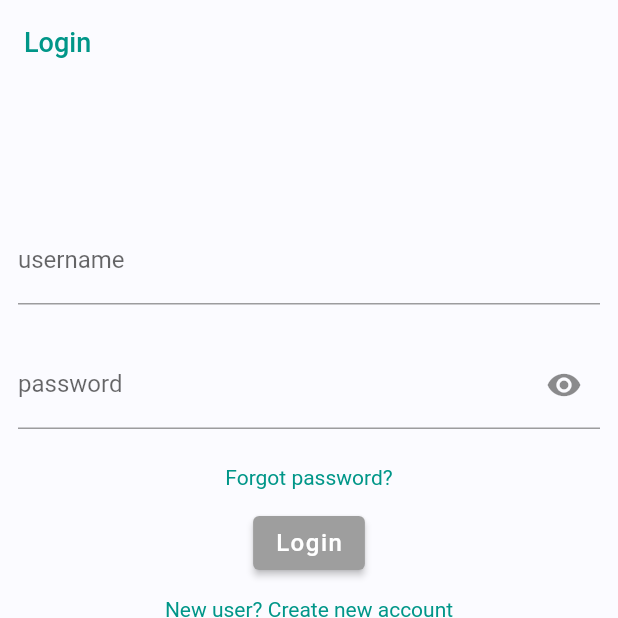
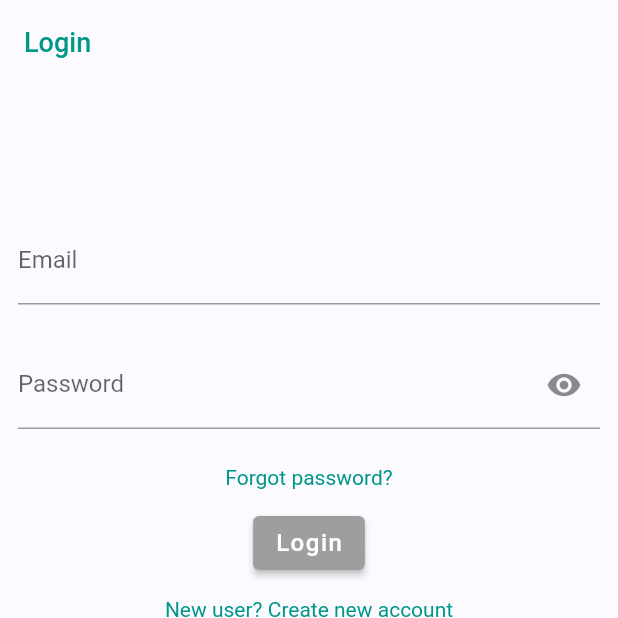
Before and after one commit to Fitcentive/flutter_app, a Flutter app: the screen it shows after launch, on a phone screen of 412 x 824 dp, the top half of it. Run offline on Flutter 3.47's test engine with Material 2 defaults, Android fonts, the phone set to English and light mode, and no system bars; our stand-ins replace badges, bloc, carousel_slider, device_info_plus, equatable, firebase_core and 19 more; missing offline and left inert: dart:html, flutter_app_badger, flutter_appauth, flutter_web_auth, gauges, image_picker_web; accounts and stored records are empty.

Commit message:
- Add T&C URL and change username to email in login page

```diff
--- a/lib/src/utils/constant_utils.dart
+++ b/lib/src/utils/constant_utils.dart
@@ -2,8 +2,8 @@ class ConstantUtils {
   static const String API_HOST_URL = "https://api.vid.app";
   static const String API_HOSTNAME = "api.vid.app";
 
-  static const String TERMS_AND_CONDITIONS_URL = "https://www.freeprivacypolicy.com/live/3271adda-a8ba-42dd-b593-42da288a6ba8";
-  static const String PRIVACY_POLICY_URL = "https://www.freeprivacypolicy.com/live/3271adda-a8ba-42dd-b593-42da288a6ba8";
+  static const String TERMS_AND_CONDITIONS_URL = "https://www.freeprivacypolicy.com/live/c9701c0e-9f64-4080-b73d-5594defd36f5";
+  static const String PRIVACY_POLICY_URL = "https://www.freeprivacypolicy.com/live/0b5bf195-1fc5-4f99-b42c-8d22b17d6738";
 
   static const int DEFAULT_LIMIT = 20;
   static const int DEFAULT_NEWSFEED_LIMIT = 10;
--- a/lib/src/views/complete_profile/views/terms_and_conditions_view.dart
+++ b/lib/src/views/complete_profile/views/terms_and_conditions_view.dart
@@ -61,7 +61,7 @@ class CompleteProfileTermsAndConditionsView extends StatelessWidget {
                 style: Theme.of(context).textTheme.subtitle1,
               ),
               TextSpan(
-                text: "terms and conditions",
+                text: "Terms and Conditions",
                 style: Theme.of(context).textTheme.subtitle1?.copyWith(color: Colors.teal),
                 recognizer: TapGestureRecognizer()..onTap = () {
                   launchUrl(Uri.parse(ConstantUtils.TERMS_AND_CONDITIONS_URL));
@@ -81,7 +81,7 @@ class CompleteProfileTermsAndConditionsView extends StatelessWidget {
                   style: Theme.of(context).textTheme.subtitle1,
                 ),
                 TextSpan(
-                    text: "privacy policy",
+                    text: "Privacy Policy",
                     style: Theme.of(context).textTheme.subtitle1?.copyWith(color: Colors.teal),
                     recognizer: TapGestureRecognizer()..onTap = () {
                       launchUrl(Uri.parse(ConstantUtils.PRIVACY_POLICY_URL));
--- a/lib/src/views/login/bloc/authentication_bloc.dart
+++ b/lib/src/views/login/bloc/authentication_bloc.dart
@@ -45,7 +45,7 @@ class AuthenticationBloc extends Bloc<AuthenticationEvent, AuthenticationState>
     required this.authUserStreamRepository
   }) : super(AuthInitialState()) {
     on<SignInWithEmailEvent>(_signInWithEmail);
-    on<LoginUsernameChanged>(_onUsernameChanged);
+    on<LoginEmailChanged>(_onUsernameChanged);
     on<LoginPasswordChanged>(_onPasswordChanged);
     on<InitiateAuthenticationFlow>(_initiateAuthenticationFlow);
     on<SignInWithOidcEvent>(_signInWithOidc);
@@ -206,15 +206,15 @@ class AuthenticationBloc extends Bloc<AuthenticationEvent, AuthenticationState>
 
   void _initiateAuthenticationFlow(InitiateAuthenticationFlow event,
       Emitter<AuthenticationState> emit,) async {
-    final username = event.username.isEmpty ? const Email.pure() : Email.dirty(event.username);
+    final username = event.email.isEmpty ? const Email.pure() : Email.dirty(event.email);
     final password = event.password.isEmpty ? const LoginPassword.pure() : LoginPassword.dirty(event.password);
     final status = Formz.validate([username, password]);
-    emit(AuthCredentialsModified(status: status, username: username, password: password));
+    emit(AuthCredentialsModified(status: status, email: username, password: password));
   }
 
-  void _onUsernameChanged(LoginUsernameChanged event,
+  void _onUsernameChanged(LoginEmailChanged event,
       Emitter<AuthenticationState> emit,) {
-    final username = Email.dirty(event.username);
+    final username = Email.dirty(event.email);
     final currentState = state;
 
     if (currentState is AuthCredentialsModified) {
@@ -233,7 +233,7 @@ class AuthenticationBloc extends Bloc<AuthenticationEvent, AuthenticationState>
     if (currentState is AuthCredentialsModified) {
       emit(currentState.copyWith(
         password: password,
-        status: Formz.validate([password, currentState.username]),
+        status: Formz.validate([password, currentState.email]),
       ));
     }
   }
--- a/lib/src/views/login/bloc/authentication_event.dart
+++ b/lib/src/views/login/bloc/authentication_event.dart
@@ -11,22 +11,22 @@ abstract class AuthenticationEvent extends Equatable {
 
 class InitiateAuthenticationFlow extends AuthenticationEvent {
 
-  final String username;
+  final String email;
   final String password;
 
-  const InitiateAuthenticationFlow({required this.username, required this.password});
+  const InitiateAuthenticationFlow({required this.email, required this.password});
 
   @override
-  List<Object> get props => [username, password];
+  List<Object> get props => [email, password];
 }
 
-class LoginUsernameChanged extends AuthenticationEvent {
-  const LoginUsernameChanged(this.username);
+class LoginEmailChanged extends AuthenticationEvent {
+  const LoginEmailChanged(this.email);
 
-  final String username;
+  final String email;
 
   @override
-  List<Object> get props => [username];
+  List<Object> get props => [email];
 }
 
 class LoginPasswordChanged extends AuthenticationEvent {
--- a/lib/src/views/login/bloc/authentication_state.dart
+++ b/lib/src/views/login/bloc/authentication_state.dart
@@ -18,12 +18,12 @@ class AuthInitialState extends AuthenticationState {}
 class AuthCredentialsModified extends AuthenticationState {
   const AuthCredentialsModified({
     this.status = FormzStatus.pure,
-    this.username = const Email.pure(),
+    this.email = const Email.pure(),
     this.password = const LoginPassword.pure(),
   });
 
   final FormzStatus status;
-  final Email username;
+  final Email email;
   final LoginPassword password;
 
   AuthCredentialsModified copyWith({
@@ -33,13 +33,13 @@ class AuthCredentialsModified extends AuthenticationState {
   }) {
     return AuthCredentialsModified(
       status: status ?? this.status,
-      username: username ?? this.username,
+      email: username ?? this.email,
       password: password ?? this.password,
     );
   }
 
   @override
-  List<Object> get props => [status, username, password];
+  List<Object> get props => [status, email, password];
 }
 
 class AuthLoadingState extends AuthenticationState {
--- a/lib/src/views/login/login_form.dart
+++ b/lib/src/views/login/login_form.dart
@@ -23,7 +23,7 @@ class LoginForm extends StatefulWidget {
 }
 
 class LoginFormState extends State<LoginForm> {
-  final TextEditingController _usernameController = TextEditingController(text: '');
+  final TextEditingController _emailController = TextEditingController(text: '');
   final TextEditingController _passwordController = TextEditingController(text: '');
 
   bool _isObscure = true;
@@ -33,7 +33,7 @@ class LoginFormState extends State<LoginForm> {
     super.initState();
     final currentAuthState = context.read<AuthenticationBloc>().state;
     if (currentAuthState is AuthInitialState) {
-      context.read<AuthenticationBloc>().add(const InitiateAuthenticationFlow(username: "", password: ""));
+      context.read<AuthenticationBloc>().add(const InitiateAuthenticationFlow(email: "", password: ""));
     }
   }
 
@@ -49,7 +49,7 @@ class LoginFormState extends State<LoginForm> {
             );
           context
               .read<AuthenticationBloc>()
-              .add(InitiateAuthenticationFlow(username: _usernameController.text, password: ""));
+              .add(InitiateAuthenticationFlow(email: _emailController.text, password: ""));
           // _usernameController.clear();
           _passwordController.clear();
         }
@@ -57,7 +57,7 @@ class LoginFormState extends State<LoginForm> {
       child: Column(
         mainAxisSize: MainAxisSize.min,
         children: [
-          _usernameInput(),
+          _emailInput(),
           const Padding(padding: EdgeInsets.all(12)),
           _passwordInput(),
           const Padding(padding: EdgeInsets.all(12)),
@@ -158,18 +158,18 @@ class LoginFormState extends State<LoginForm> {
     );
   }
 
-  _usernameInput() {
+  _emailInput() {
     return BlocBuilder<AuthenticationBloc, AuthenticationState>(
       builder: (context, state) {
         return TextField(
-            controller: _usernameController,
+            controller: _emailController,
             key: const Key('loginForm_usernameInput_textField'),
             onChanged: (username) {
-              context.read<AuthenticationBloc>().add(LoginUsernameChanged(username));
+              context.read<AuthenticationBloc>().add(LoginEmailChanged(username));
             },
             decoration: InputDecoration(
-              labelText: 'username',
-              errorText: (state is AuthCredentialsModified) && state.username.invalid ? 'invalid username' : null,
+              labelText: 'Email',
+              errorText: (state is AuthCredentialsModified) && state.email.invalid ? 'Invalid email' : null,
             ));
       },
     );
@@ -196,8 +196,8 @@ class LoginFormState extends State<LoginForm> {
                 });
               },
             ),
-            labelText: 'password',
-            errorText: (state is AuthCredentialsModified) && state.password.invalid ? 'invalid password' : null,
+            labelText: 'Password',
+            errorText: (state is AuthCredentialsModified) && state.password.invalid ? 'Invalid password' : null,
           ),
         );
       },
@@ -243,7 +243,7 @@ class LoginFormState extends State<LoginForm> {
                 if (state is AuthCredentialsModified && state.status.isValid) {
                   return context
                       .read<AuthenticationBloc>()
-                      .add(SignInWithEmailEvent(email: state.username.value, password: state.password.value));
+                      .add(SignInWithEmailEvent(email: state.email.value, password: state.password.value));
                 }
               });
         }
```
